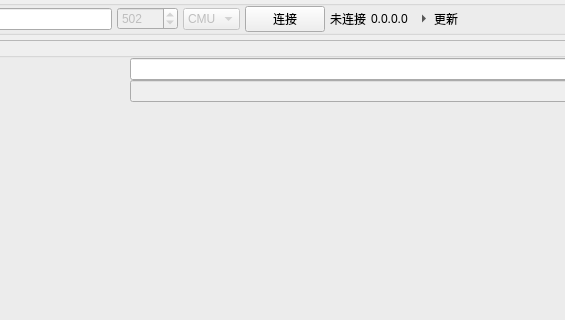
Before: the Qt Designer form views/cmu_ip/cmu_ip.ui in Shogpe/bmsTool, drawn with Qt 5; both pictures show x 211 to 776 and y 0 to 320 of the 1004 by 684 pixel window.
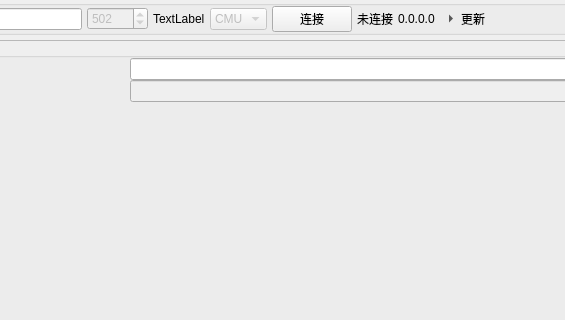
After: the same form once the commit is applied.

```diff
--- a/views/cmu_ip/cmu_ip.ui
+++ b/views/cmu_ip/cmu_ip.ui
@@ -112,6 +112,13 @@
         </property>
        </widget>
       </item>
+      <item>
+       <widget class="QLabel" name="label">
+        <property name="text">
+         <string>TextLabel</string>
+        </property>
+       </widget>
+      </item>
       <item>
        <widget class="QComboBox" name="cbProtocol">
         <property name="enabled">
@@ -150,7 +157,6 @@
         <property name="font">
          <font>
           <family>Arial</family>
-          <weight>50</weight>
           <italic>false</italic>
           <bold>false</bold>
          </font>
```
Left out of the diff: 2 changed lines with no effect on the pictures.
